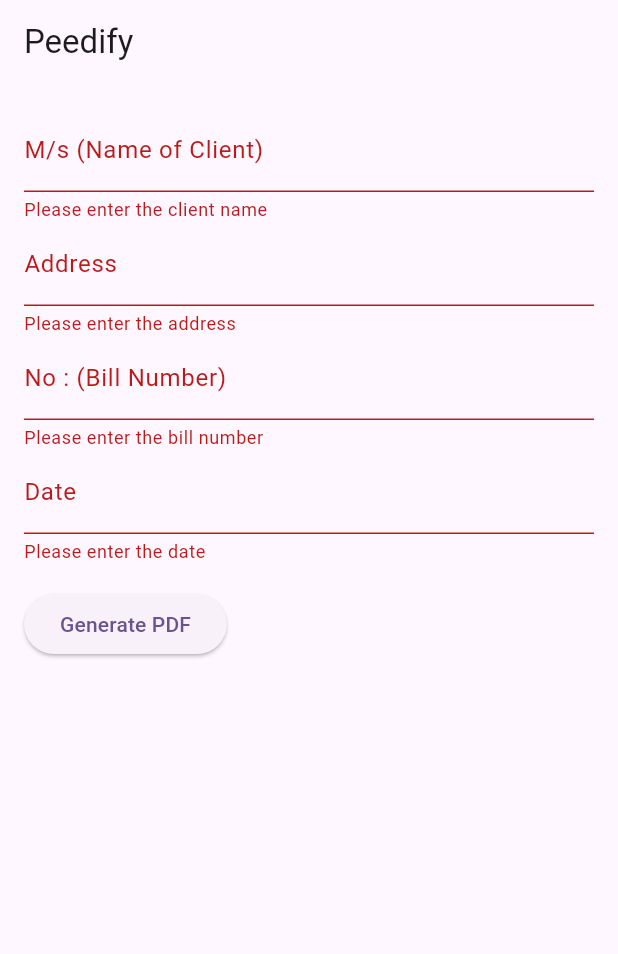
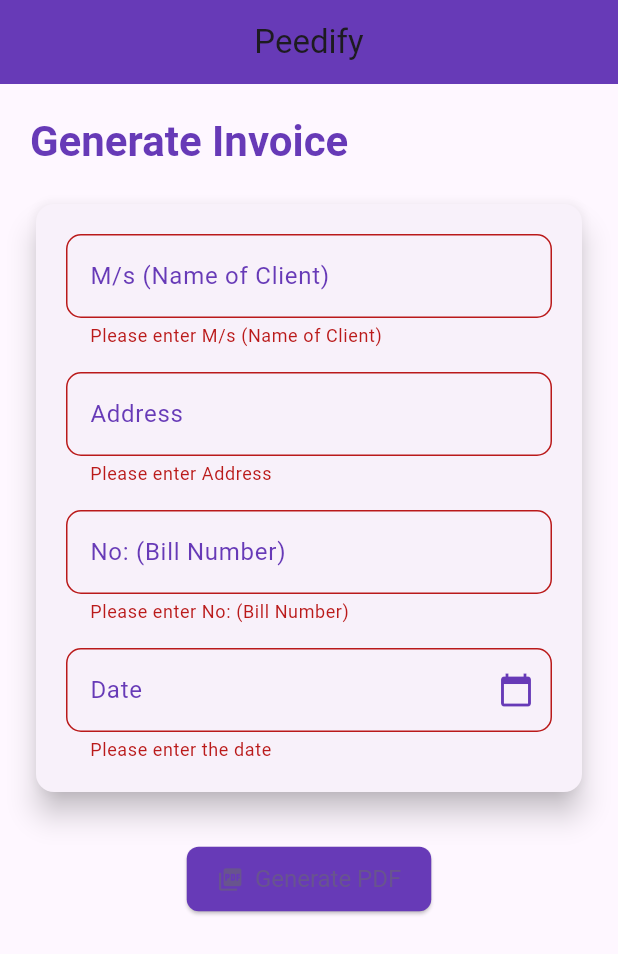
Before and after one commit to ad956/project_peedify, a Flutter app: the screen it shows after launch, after a tap on "Generate PDF", on a phone screen of 412 x 824 dp. Shown: the top 954 px of the screen. Run offline on Flutter 3.47's test engine with Material 3 defaults, Android fonts, the phone set to English and light mode, and no system bars; our stand-ins replace go_router, open_file, pdf.

Commit message:
feat: Add default header and tabular layout for invoice PDF
- Included default header with title Furniture Mart, address, and contact information.

```diff
--- a/lib/screens/home_screen.dart
+++ b/lib/screens/home_screen.dart
@@ -19,95 +19,203 @@
     return Scaffold(
       appBar: AppBar(
         title: const Text("Peedify"),
+        centerTitle: true,
+        backgroundColor: Colors.deepPurple,
       ),
-      body: Padding(
-        padding: const EdgeInsets.all(16.0),
+      body: SingleChildScrollView(
+        child: Padding(
+          padding: const EdgeInsets.all(20.0),
           child: Form(
             key: _formKey,
             child: Column(
               crossAxisAlignment: CrossAxisAlignment.start,
               children: [
-              TextFormField(
+                Text(
+                  'Generate Invoice',
+                  style: Theme.of(context).textTheme.headline4?.copyWith(
+                        color: Colors.deepPurple,
+                        fontWeight: FontWeight.bold,
+                      ),
+                ),
+                const SizedBox(height: 20.0),
+                Card(
+                  elevation: 8,
+                  shape: RoundedRectangleBorder(
+                    borderRadius: BorderRadius.circular(12),
+                  ),
+                  child: Padding(
+                    padding: const EdgeInsets.all(20.0),
+                    child: Column(
+                      children: [
+                        _buildTextField(
                           controller: nameController,
-                decoration: const InputDecoration(labelText: 'M/s (Name of Client)'),
+                          label: 'M/s (Name of Client)',
+                        ),
+                        const SizedBox(height: 16.0),
+                        _buildTextField(
+                          controller: addressController,
+                          label: 'Address',
+                        ),
+                        const SizedBox(height: 16.0),
+                        _buildTextField(
+                          controller: billNumberController,
+                          label: 'No: (Bill Number)',
+                        ),
+                        const SizedBox(height: 16.0),
+                        _buildDateField(
+                          context,
+                          controller: dateController,
+                          label: 'Date',
+                        ),
+                      ],
+                    ),
+                  ),
+                ),
+                const SizedBox(height: 30.0),
+                Center(
+                  child: ElevatedButton.icon(
+                    icon: const Icon(Icons.picture_as_pdf),
+                    label: const Text('Generate PDF'),
+                    onPressed: () async {
+                      if (_formKey.currentState!.validate()) {
+                        final pdf = pw.Document();
+
+                        // Add header information
+                        pdf.addPage(
+                          pw.Page(
+                            build: (pw.Context context) => pw.Column(
+                              crossAxisAlignment: pw.CrossAxisAlignment.start,
+                              children: [
+                                pw.Text('Furniture Mart',
+                                    style: pw.TextStyle(
+                                        fontSize: 24,
+                                        fontWeight: pw.FontWeight.bold)),
+                                pw.Text('Address: Some Address',
+                                    style: pw.TextStyle(fontSize: 12)),
+                                pw.Text('Contact: 13444444',
+                                    style: pw.TextStyle(fontSize: 12)),
+                                pw.SizedBox(height: 20),
+                                pw.Text('Invoice Details',
+                                    style: pw.TextStyle(
+                                        fontSize: 20,
+                                        fontWeight: pw.FontWeight.bold)),
+                                pw.SizedBox(height: 10),
+                                pw.Table.fromTextArray(
+                                  context: context,
+                                  data: <List<String>>[
+                                    <String>[
+                                      'Client Name',
+                                      'Address',
+                                      'Bill Number',
+                                      'Date'
+                                    ],
+                                    <String>[
+                                      nameController.text,
+                                      addressController.text,
+                                      billNumberController.text,
+                                      dateController.text,
+                                    ],
+                                  ],
+                                ),
+                              ],
+                            ),
+                          ),
+                        );
+
+                        final output = await getTemporaryDirectory();
+                        final file = File("${output.path}/invoice.pdf");
+                        await file.writeAsBytes(await pdf.save());
+
+                        await OpenFile.open(file.path);
+
+                        ScaffoldMessenger.of(context).showSnackBar(
+                          const SnackBar(
+                            content: Text('PDF created successfully!'),
+                            backgroundColor: Colors.green,
+                          ),
+                        );
+                      }
+                    },
+                    style: ElevatedButton.styleFrom(
+                      padding: const EdgeInsets.symmetric(
+                          horizontal: 20.0, vertical: 12.0),
+                      shape: RoundedRectangleBorder(
+                        borderRadius: BorderRadius.circular(8.0),
+                      ),
+                      backgroundColor: Colors.deepPurple,
+                      textStyle: const TextStyle(fontSize: 16),
+                    ),
+                  ),
+                ),
+              ],
+            ),
+          ),
+        ),
+      ),
+    );
+  }
+
+  Widget _buildTextField(
+      {required TextEditingController controller, required String label}) {
+    return TextFormField(
+      controller: controller,
+      decoration: InputDecoration(
+        labelText: label,
+        labelStyle: const TextStyle(color: Colors.deepPurple),
+        border: OutlineInputBorder(
+          borderRadius: BorderRadius.circular(10),
+          borderSide: const BorderSide(color: Colors.deepPurple),
+        ),
+        focusedBorder: OutlineInputBorder(
+          borderRadius: BorderRadius.circular(10),
+          borderSide: const BorderSide(color: Colors.deepPurple, width: 2.0),
+        ),
+      ),
       validator: (value) {
         if (value!.isEmpty) {
-                    return 'Please enter the client name';
+          return 'Please enter $label';
         }
         return null;
       },
+    );
+  }
+
+  Widget _buildDateField(BuildContext context,
+      {required TextEditingController controller, required String label}) {
+    return TextFormField(
+      controller: controller,
+      decoration: InputDecoration(
+        labelText: label,
+        labelStyle: const TextStyle(color: Colors.deepPurple),
+        border: OutlineInputBorder(
+          borderRadius: BorderRadius.circular(10),
+          borderSide: const BorderSide(color: Colors.deepPurple),
         ),
-              TextFormField(
-                controller: addressController,
-                decoration: const InputDecoration(labelText: 'Address'),
-                validator: (value) {
-                  if (value!.isEmpty) {
-                    return 'Please enter the address';
+        focusedBorder: OutlineInputBorder(
+          borderRadius: BorderRadius.circular(10),
+          borderSide: const BorderSide(color: Colors.deepPurple, width: 2.0),
+        ),
+        suffixIcon: const Icon(Icons.calendar_today, color: Colors.deepPurple),
+      ),
+      readOnly: true,
+      onTap: () async {
+        DateTime? pickedDate = await showDatePicker(
+          context: context,
+          initialDate: DateTime.now(),
+          firstDate: DateTime(2000),
+          lastDate: DateTime(2101),
+        );
+        if (pickedDate != null) {
+          controller.text =
+              "${pickedDate.day}/${pickedDate.month}/${pickedDate.year}";
         }
-                  return null;
       },
-              ),
-              TextFormField(
-                controller: billNumberController,
-                decoration: const InputDecoration(labelText: 'No : (Bill Number)'),
-                validator: (value) {
-                  if (value!.isEmpty) {
-                    return 'Please enter the bill number';
-                  }
-                  return null;
-                },
-              ),
-              TextFormField(
-                controller: dateController,
-                decoration: const InputDecoration(labelText: 'Date'),
       validator: (value) {
         if (value!.isEmpty) {
           return 'Please enter the date';
         }
         return null;
       },
-              ),
-              const SizedBox(height: 16.0),
-              ElevatedButton(
-                onPressed: () async {
-                  if (_formKey.currentState!.validate()) {
-                    // Generate PDF
-                    final pdf = pw.Document();
-
-                    pdf.addPage(
-                      pw.Page(
-                        build: (pw.Context context) => pw.Column(
-                          crossAxisAlignment: pw.CrossAxisAlignment.start,
-                          children: [
-                            pw.Text('Client: ${nameController.text}'),
-                            pw.Text('Address: ${addressController.text}'),
-                            pw.Text('Bill Number: ${billNumberController.text}'),
-                            pw.Text('Date: ${dateController.text}'),
-                          ],
-                        ),
-                      ),
-                    );
-
-                    // Save the PDF
-                    final output = await getTemporaryDirectory();
-                    final file = File("${output.path}/example.pdf");
-                    await file.writeAsBytes(await pdf.save());
-
-                    // Open the PDF
-                    await OpenFile.open(file.path);
-
-                    // Show a snackbar
-                    ScaffoldMessenger.of(context).showSnackBar(
-                      SnackBar(content: Text('PDF created successfully!')),
-                    );
-                  }
-                },
-                child: const Text('Generate PDF'),
-              ),
-            ],
-          ),
-        ),
-      ),
     );
   }
 }
```
Lines whose indentation alone changed are shown as unchanged.
